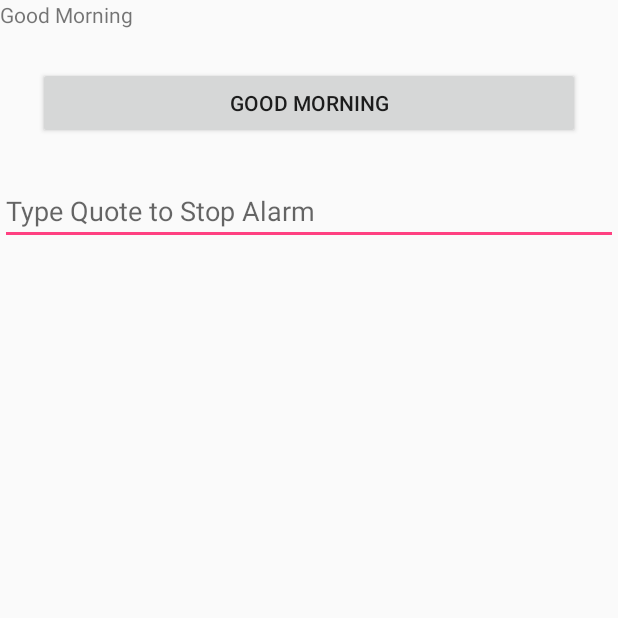
After one commit to VRaj23/QuotesAlarm, an Android app: the AlarmActivity screen opened directly, with no data from a screen before it, on a phone screen of 412 x 824 dp, the top half of it. The commit adds this screen. Run offline under Robolectric (Android 15) with nearby library versions, the light colour scheme and no system bars.

Commit message:
BroadcastReceiver.onReceive able to start AlarmActivity. Alarm pauses on typing start. Alarm stops on Quote match.

```diff
--- a/app/src/main/AndroidManifest.xml
+++ b/app/src/main/AndroidManifest.xml
@@ -16,6 +16,12 @@
             </intent-filter>
         </activity>
 
+        <activity android:name=".AlarmActivity">
+            <intent-filter>
+                <action android:name="android.intent.action.DEFAULT" />
+            </intent-filter>
+        </activity>
+
         <receiver android:name=".AlarmBroadcastReceiver">
         </receiver>
 
--- /dev/null
+++ b/app/src/main/java/varadraj/quotesalarm/AlarmActivity.java
@@ -0,0 +1,68 @@
+package varadraj.quotesalarm;
+
+import android.app.Activity;
+import android.os.Bundle;
+import android.support.annotation.Nullable;
+import android.view.View;
+import android.widget.Button;
+import android.widget.EditText;
+import android.widget.TextView;
+import android.widget.Toast;
+
+/**
+ * Created by varad on 6/7/17.
+ */
+
+public class AlarmActivity extends Activity implements View.OnClickListener {
+
+    private TextView tv_quote;
+    private Button bt_check_quote_and_stop_alarm;
+    private EditText et_quote;
+
+    @Override
+    protected void onCreate(@Nullable Bundle savedInstanceState) {
+        super.onCreate(savedInstanceState);
+        setContentView(R.layout.activity_alarmactivity);
+        tv_quote = (TextView)findViewById(R.id.tv_quote);
+        tv_quote.setText(this.getText(R.string.good_morning));
+
+        bt_check_quote_and_stop_alarm  = (Button)findViewById(R.id.bt_check_quote_and_stop_alarm);
+        setButtonText(this.getString(R.string.good_morning));
+        bt_check_quote_and_stop_alarm.setOnClickListener(this);
+
+        et_quote = (EditText)findViewById(R.id.et_type_quote);
+        et_quote.setOnClickListener(this);
+    }
+
+
+    String getQuoteText(){
+        return tv_quote.getText().toString();
+    }
+
+    void setButtonText(String buttonText){
+        bt_check_quote_and_stop_alarm.setText(buttonText);
+    }
+
+    @Override
+    public void onClick(View view) {
+        switch (view.getId()){
+            case R.id.bt_check_quote_and_stop_alarm:{
+                if (et_quote.getText().toString().equals(getQuoteText().trim())) {
+                    AlarmTone.getDefaultInstance().stopAlarmTone();
+                    Toast.makeText(this, "Alarm Stopped", Toast.LENGTH_SHORT).show();
+                }
+                 else{
+                        Toast.makeText(this,"Please type correct Quote.",Toast.LENGTH_SHORT).show();
+                    }
+                break;
+            }
+            case R.id.et_type_quote:{
+                AlarmTone.getDefaultInstance().pauseAlarmTone();
+                //TODO resume alarm if typing stops
+                break;
+            }
+
+        }
+
+    }
+}
--- a/app/src/main/java/varadraj/quotesalarm/AlarmBroadcastReceiver.java
+++ b/app/src/main/java/varadraj/quotesalarm/AlarmBroadcastReceiver.java
@@ -19,5 +19,8 @@ public class AlarmBroadcastReceiver extends BroadcastReceiver {
         Log.d("debug","onReceive");
         AlarmTone alarmTone = AlarmTone.getDefaultInstance();
         alarmTone.startAlarmTone(context);
+        Intent alarmActivityIntent = new Intent(context,AlarmActivity.class);
+        alarmActivityIntent.addFlags(Intent.FLAG_ACTIVITY_NEW_TASK);
+        context.startActivity(alarmActivityIntent);
     }
 }
--- /dev/null
+++ b/app/src/main/res/layout/activity_alarmactivity.xml
@@ -0,0 +1,25 @@
+<?xml version="1.0" encoding="utf-8"?>
+<LinearLayout xmlns:android="http://schemas.android.com/apk/res/android"
+    android:orientation="vertical" android:layout_width="match_parent"
+    android:layout_height="match_parent">
+
+    <TextView
+        android:id="@+id/tv_quote"
+        android:layout_width="match_parent"
+        android:layout_height="wrap_content" />
+
+    <Button
+        android:id="@+id/bt_check_quote_and_stop_alarm"
+        android:layout_width="match_parent"
+        android:layout_height="wrap_content"
+        android:layout_margin="25dp"
+        />
+
+    <EditText
+        android:id="@+id/et_type_quote"
+        android:layout_width="match_parent"
+        android:layout_height="wrap_content"
+        android:hint="@string/type_quote"
+        />
+
+</LinearLayout>
--- a/app/src/main/res/values/strings.xml
+++ b/app/src/main/res/values/strings.xml
@@ -3,4 +3,9 @@
     <string name="set_alarm">Set Alarm</string>
     <string name="pause">Pause</string>
     <string name="stop">Stop</string>
+    <string name="check_quote_and_stop_alarm">I\'m Up. Stop Alarm.</string>
+    <string name="type_quote">Type Quote to Stop Alarm</string>
+    <string name  ="keep_typing">Keep Typing...</string>
+    <string name = "good_morning">Good Morning</string>
+    <string name="quote_default">It does not matter who I am or what people think of me. What matters is what my dream is and what I am doing about it.</string>
 </resources>
```
